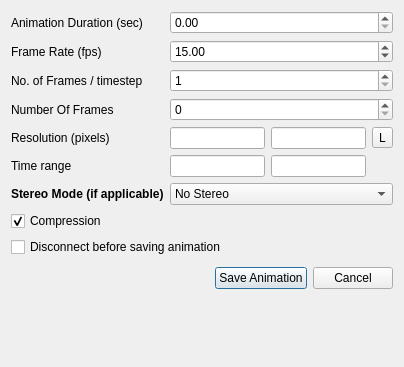
Qt form Qt/Components/Resources/UI/pqAnimationSettings.ui (vbnhfylbh/ParaView) before a commit.
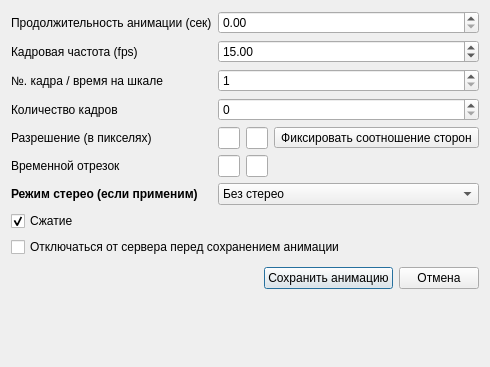
The same form after that commit. Icons and pictures are not drawn.

Diff of the .ui file:
```diff
--- a/Qt/Components/Resources/UI/pqAnimationSettings.ui
+++ b/Qt/Components/Resources/UI/pqAnimationSettings.ui
@@ -42,7 +42,7 @@
      <item row="4" column="0">
       <widget class="QLabel" name="label_3">
        <property name="text">
-        <string>Resolution (pixels)</string>
+        <string>Разрешение (в пикселях)</string>
        </property>
       </widget>
      </item>
@@ -58,7 +58,7 @@
         <enum>Qt::LeftToRight</enum>
        </property>
        <property name="text">
-        <string>Compression</string>
+        <string>Сжатие</string>
        </property>
        <property name="checked">
         <bool>true</bool>
@@ -85,21 +85,21 @@
      <item row="1" column="0">
       <widget class="QLabel" name="labelFrameRate">
        <property name="text">
-        <string>Frame Rate (fps)</string>
+        <string>Кадровая частота (fps)</string>
        </property>
       </widget>
      </item>
      <item row="2" column="0">
       <widget class="QLabel" name="labelFramesPerTimestep">
        <property name="text">
-        <string>No. of Frames / timestep</string>
+        <string>№. кадра / время на шкале</string>
        </property>
       </widget>
      </item>
      <item row="0" column="0">
       <widget class="QLabel" name="labelAnimationDuration">
        <property name="text">
-        <string>Animation Duration (sec)</string>
+        <string>Продолжительность анимации (сек)</string>
        </property>
       </widget>
      </item>
@@ -109,7 +109,7 @@
      <item row="3" column="0">
       <widget class="QLabel" name="label">
        <property name="text">
-        <string>Number Of Frames</string>
+        <string>Количество кадров</string>
        </property>
       </widget>
      </item>
@@ -117,7 +117,7 @@
       <widget class="QComboBox" name="stereoMode">
        <item>
         <property name="text">
-         <string>No Stereo</string>
+         <string>Без стерео</string>
         </property>
        </item>
        <item>
@@ -167,7 +167,7 @@
         <string>Lock aspect</string>
        </property>
        <property name="text">
-        <string>L</string>
+        <string>Фиксировать соотношение сторон</string>
        </property>
        <property name="icon">
         <iconset resource="../pqComponents.qrc">
@@ -191,14 +191,14 @@
 &lt;html&gt;&lt;head&gt;&lt;meta name=&quot;qrichtext&quot; content=&quot;1&quot; /&gt;&lt;style type=&quot;text/css&quot;&gt;
 p, li { white-space: pre-wrap; }
 &lt;/style&gt;&lt;/head&gt;&lt;body style=&quot; font-family:'Helvetica'; font-size:9pt; font-weight:400; font-style:normal;&quot;&gt;
-&lt;p style=&quot; margin-top:0px; margin-bottom:0px; margin-left:0px; margin-right:0px; -qt-block-indent:0; text-indent:0px;&quot;&gt;&lt;span style=&quot; font-weight:600;&quot;&gt;Stereo Mode (if applicable)&lt;/span&gt;&lt;/p&gt;&lt;/body&gt;&lt;/html&gt;</string>
+&lt;p style=&quot; margin-top:0px; margin-bottom:0px; margin-left:0px; margin-right:0px; -qt-block-indent:0; text-indent:0px;&quot;&gt;&lt;span style=&quot; font-weight:600;&quot;&gt;Режим стерео (если применим)&lt;/span&gt;&lt;/p&gt;&lt;/body&gt;&lt;/html&gt;</string>
        </property>
       </widget>
      </item>
      <item row="5" column="0">
       <widget class="QLabel" name="labelTimeRange">
        <property name="text">
-        <string>Time range</string>
+        <string>Временной отрезок</string>
        </property>
       </widget>
      </item>
@@ -225,7 +225,7 @@
       <string>&lt;html&gt;Disconnect from the server before saving animation. The server will save the animation and then exit.&lt;/html&gt;</string>
      </property>
      <property name="text">
-      <string>Disconnect before saving animation</string>
+      <string>Отключаться от сервера перед сохранением анимации</string>
      </property>
     </widget>
    </item>
@@ -250,14 +250,14 @@
         <string>Generate and Save Animation</string>
        </property>
        <property name="text">
-        <string>Save Animation</string>
+        <string>Сохранить анимацию</string>
        </property>
       </widget>
      </item>
      <item>
       <widget class="QPushButton" name="cancelButton">
        <property name="text">
-        <string>Cancel</string>
+        <string>Отмена</string>
        </property>
       </widget>
      </item>
```
Left out of the diff: 30 changed lines with no effect on the pictures.
